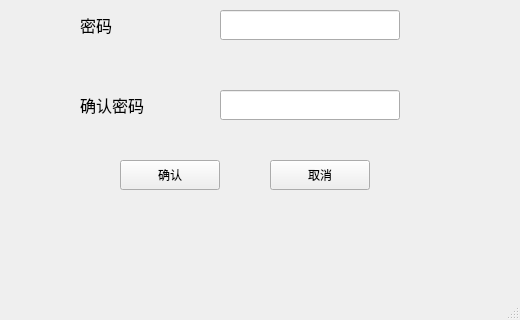
xiaoying1996/CyEngine, file src/OtherProjects/MyEngineClient/SignUpWidget.ui: the form before one commit; both pictures show x 0 to 520 and y 430 to 750 of the 520 by 750 pixel window.
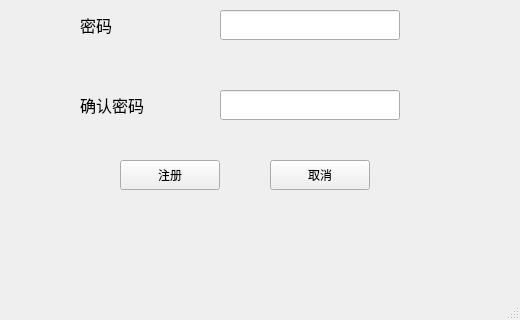
The form after the commit.

```diff
--- a/src/OtherProjects/MyEngineClient/SignUpWidget.ui
+++ b/src/OtherProjects/MyEngineClient/SignUpWidget.ui
@@ -181,7 +181,7 @@
      </rect>
     </property>
     <property name="text">
-     <string>确认</string>
+     <string>注册</string>
     </property>
    </widget>
    <widget class="QPushButton" name="pushButton_2">
```
Left out of the diff: 2 changed lines with no effect on the pictures.
